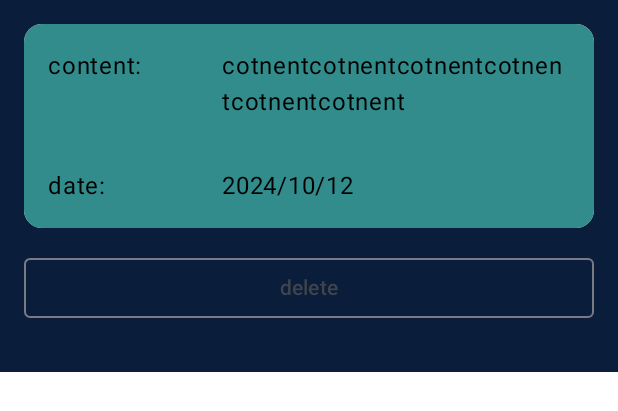
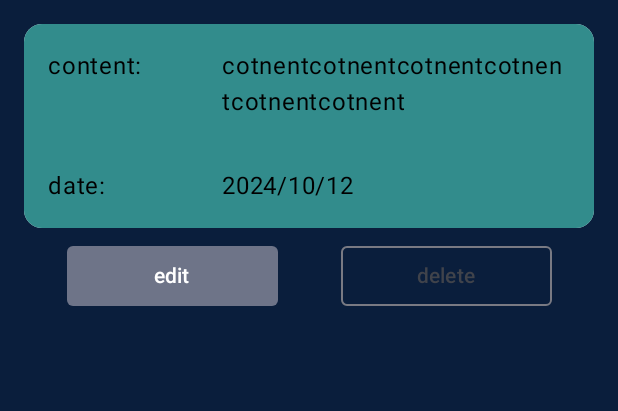
Before and after one commit to LRun99/TodoList, an Android app built with Jetpack Compose: the @Preview function ItemDetailsScreenPreview, on a phone screen of 412 x 824 dp. Shown: the top 411 px of the screen. Run offline under Robolectric (Android 15) with nearby library versions, the phone set to English and light mode, and no system bars; our stand-ins replace Room's generated code.

Commit message:
move to edit scene from detail scene. some adjustment for button and anything.

```diff
--- a/app/src/main/java/com/example/todolist/ui/scenes/DataDetailScene.kt
+++ b/app/src/main/java/com/example/todolist/ui/scenes/DataDetailScene.kt
@@ -2,15 +2,19 @@ package com.example.todolist.ui.scenes
 
 import androidx.annotation.StringRes
 import androidx.compose.foundation.background
+import androidx.compose.foundation.layout.Arrangement
 import androidx.compose.foundation.layout.Column
 import androidx.compose.foundation.layout.Row
 import androidx.compose.foundation.layout.Spacer
+import androidx.compose.foundation.layout.fillMaxSize
 import androidx.compose.foundation.layout.fillMaxWidth
 import androidx.compose.foundation.layout.padding
 import androidx.compose.material.MaterialTheme
 import androidx.compose.material3.AlertDialog
+import androidx.compose.material3.Button
 import androidx.compose.material3.Card
 import androidx.compose.material3.ExperimentalMaterial3Api
+import androidx.compose.material3.FilledTonalButton
 import androidx.compose.material3.OutlinedButton
 import androidx.compose.material3.Scaffold
 import androidx.compose.material3.Text
@@ -73,6 +77,7 @@ fun DataDetailsScene(
                     navigateToHome()
                 }
             },
+            navigateToEditScene = navigateToEditScene,
             modifier = Modifier
                 .padding(innerPadding)
         )
@@ -84,10 +89,12 @@ fun DataDetailsScene(
 private fun DataDetailsBody(
     dataDetailsUiState: DataDetailsUiState,
     onDelete: () -> Unit,
+    navigateToEditScene: (Int) -> Unit,
     modifier: Modifier = Modifier
 ){
     Column(
         modifier = Modifier
+            .fillMaxSize()
             .background(color = BGColor)
             .padding(16.dp)
     ){
@@ -97,15 +104,37 @@ private fun DataDetailsBody(
             modifier = Modifier
                 .fillMaxWidth()
         )
-        OutlinedButton(
-            onClick = {deleteConfirmationRequired = true},
-            shape = MaterialTheme.shapes.small,
+        Row(
+            horizontalArrangement = Arrangement.SpaceBetween,
             modifier = Modifier
                 .fillMaxWidth()
                 .padding(
-                    top = 16.dp,
-                    bottom = 16.dp
+                    top = 8.dp
                 )
+        ) {
+            Spacer(
+                modifier = Modifier
+                    .weight(0.2f)
+            )
+            FilledTonalButton(
+                onClick = { navigateToEditScene(dataDetailsUiState.dataDetails.id) },
+                shape = MaterialTheme.shapes.small,
+                modifier = Modifier
+                    .weight(1f)
+            ) {
+                Text(
+                    text = "edit"
+                )
+            }
+            Spacer(
+                modifier = Modifier
+                    .weight(0.3f)
+            )
+            OutlinedButton(
+                onClick = { deleteConfirmationRequired = true },
+                shape = MaterialTheme.shapes.small,
+                modifier = Modifier
+                    .weight(1f)
             ) {
                 Text(
                     text = "delete"
@@ -119,6 +148,11 @@ private fun DataDetailsBody(
                     },
                     onDeleteCancel = { deleteConfirmationRequired = false },
                     modifier = Modifier.padding(16.dp)
+                )
+            }
+            Spacer(
+                modifier = Modifier
+                    .weight(0.2f)
             )
         }
     }
@@ -238,6 +272,6 @@ fun ItemDetailsScreenPreview() {
         DataDetailsBody(DataDetailsUiState(
             outOfStock = true,
             dataDetails = DataDetails(1, "cotnentcotnentcotnentcotnentcotnentcotnent", "2024","10","12")
-        ), onDelete = {})
+        ), navigateToEditScene = {}, onDelete = {})
     }
 }
```
Also changed, not shown: app/src/main/java/com/example/todolist/ui/scenes/DataAddScene.kt (+46 -13 lines). Lines whose indentation alone changed are shown as unchanged.
